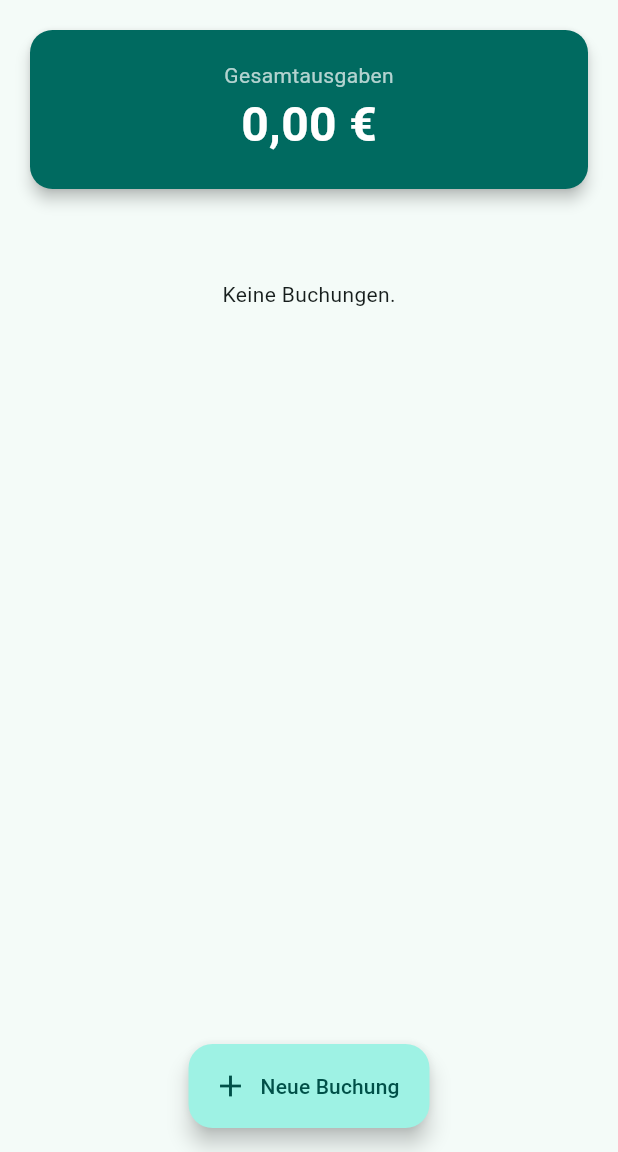
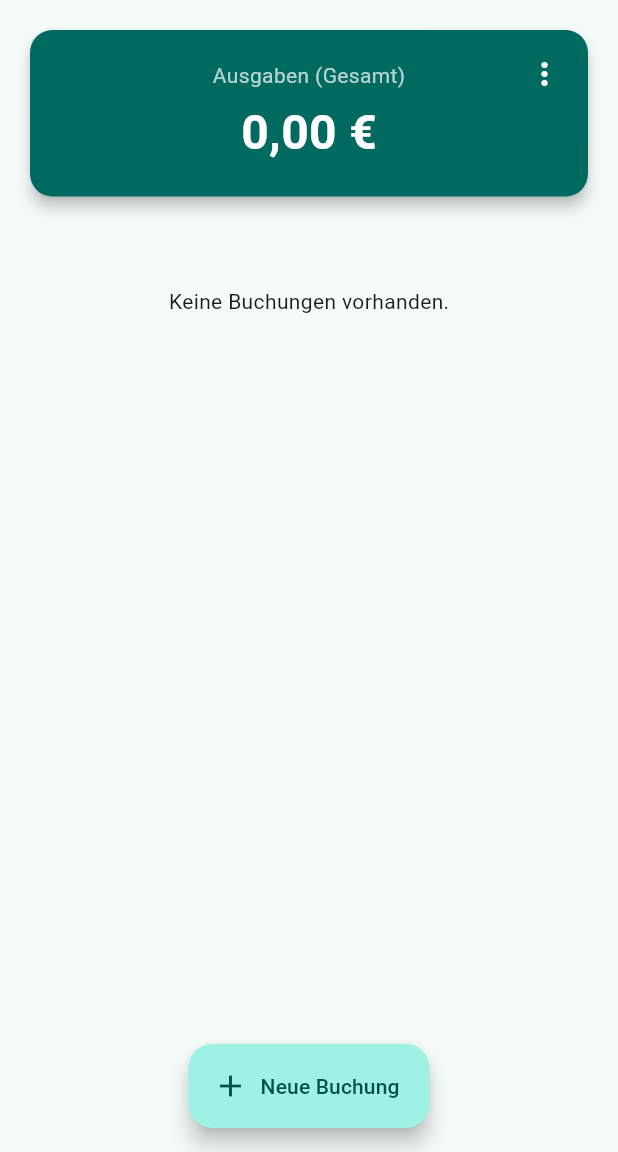
Before and after one commit to Jackmaser/budgety, a Flutter app: the screen it shows after launch, on a phone screen of 412 x 824 dp, the part 84-1236 px from its top. Run offline on Flutter 3.47's test engine with Material 3 defaults, Android fonts, the phone set to English and light mode, and no system bars; our stand-ins replace fl_chart, shared_preferences.

Commit message:
Filter Zeit

```diff
--- a/lib/screens/home_screen.dart
+++ b/lib/screens/home_screen.dart
@@ -12,6 +12,9 @@ import '../widgets/chart_view.dart';
 import 'category_screen.dart';
 import 'settings_screen.dart';
 
+// Die verschiedenen Filter-Modi
+enum FilterType { total, month, quarter, year }
+
 class HomeScreen extends StatefulWidget {
   const HomeScreen({super.key});
 
@@ -25,10 +28,49 @@ class _HomeScreenState extends State<HomeScreen> {
   ChartType _selectedChartType = ChartType.pie;
   CategorySortOption _currentSort = CategorySortOption.custom;
 
+  // Aktueller Filter-Status
+  FilterType _currentFilter = FilterType.total;
+
   @override
   void initState() {
     super.initState();
     _loadData();
+  }
+
+  // --- FILTER LOGIK ---
+  List<Transaction> get _filteredTransactions {
+    final now = DateTime.now();
+    switch (_currentFilter) {
+      case FilterType.month:
+        return _transactions
+            .where(
+                (tx) => tx.date.year == now.year && tx.date.month == now.month)
+            .toList();
+      case FilterType.year:
+        return _transactions.where((tx) => tx.date.year == now.year).toList();
+      case FilterType.quarter:
+        int currentQuarter = (now.month - 1) ~/ 3 + 1;
+        return _transactions.where((tx) {
+          int txQuarter = (tx.date.month - 1) ~/ 3 + 1;
+          return tx.date.year == now.year && txQuarter == currentQuarter;
+        }).toList();
+      case FilterType.total:
+      default:
+        return _transactions;
+    }
+  }
+
+  String get _filterLabel {
+    switch (_currentFilter) {
+      case FilterType.month:
+        return 'Diesen Monat';
+      case FilterType.quarter:
+        return 'Dieses Quartal';
+      case FilterType.year:
+        return 'Dieses Jahr';
+      case FilterType.total:
+        return 'Gesamt';
+    }
   }
 
   // --- SORTIER-LOGIK ---
@@ -43,8 +85,7 @@ class _HomeScreenState extends State<HomeScreen> {
         sorted.sort((a, b) => b.lastModified.compareTo(a.lastModified));
         break;
       case CategorySortOption.custom:
-        sorted
-            .sort((a, b) => a.id.compareTo(b.id)); // Sortierung nach Erstellung
+        sorted.sort((a, b) => a.id.compareTo(b.id));
         break;
     }
     return sorted;
@@ -59,6 +100,7 @@ class _HomeScreenState extends State<HomeScreen> {
         jsonEncode(_transactions.map((t) => t.toMap()).toList()));
     await prefs.setInt('selected_chart_type', _selectedChartType.index);
     await prefs.setInt('category_sort_pref', _currentSort.index);
+    await prefs.setInt('current_filter_pref', _currentFilter.index);
   }
 
   Future<void> _loadData() async {
@@ -67,6 +109,7 @@ class _HomeScreenState extends State<HomeScreen> {
     final txsRaw = prefs.getString('user_transactions');
     final chartIndex = prefs.getInt('selected_chart_type');
     final sortIndex = prefs.getInt('category_sort_pref');
+    final filterIndex = prefs.getInt('current_filter_pref');
 
     setState(() {
       if (catsRaw != null) {
@@ -74,7 +117,6 @@ class _HomeScreenState extends State<HomeScreen> {
             .map((i) => Category.fromMap(i))
             .toList();
       } else {
-        // Standard-Kategorien beim ersten Start
         _categories = [
           Category(
               id: 'c1',
@@ -95,12 +137,10 @@ class _HomeScreenState extends State<HomeScreen> {
             .map((i) => Transaction.fromMap(i))
             .toList();
       }
-      if (chartIndex != null) {
-        _selectedChartType = ChartType.values[chartIndex];
-      }
-      if (sortIndex != null) {
+      if (chartIndex != null) _selectedChartType = ChartType.values[chartIndex];
+      if (sortIndex != null)
         _currentSort = CategorySortOption.values[sortIndex];
-      }
+      if (filterIndex != null) _currentFilter = FilterType.values[filterIndex];
     });
   }
 
@@ -140,13 +180,11 @@ class _HomeScreenState extends State<HomeScreen> {
     _saveData();
   }
 
-  // --- KATEGORIE LOGIK ---
   void _updateCategory(Category updatedCat) {
     final index = _categories.indexWhere((c) => c.id == updatedCat.id);
     if (index >= 0) {
       setState(() {
         _categories[index] = updatedCat;
-        // Transaktionen synchronisieren
         for (int i = 0; i < _transactions.length; i++) {
           if (_transactions[i].category.id == updatedCat.id) {
             _transactions[i] = Transaction(
@@ -176,21 +214,20 @@ class _HomeScreenState extends State<HomeScreen> {
       ];
       _selectedChartType = ChartType.pie;
       _currentSort = CategorySortOption.custom;
+      _currentFilter = FilterType.total;
     });
   }
 
-  // --- FORMULAR ÖFFNEN ---
   void _openTransactionForm({Transaction? tx}) {
     showModalBottomSheet(
       context: context,
       isScrollControlled: true,
       shape: const RoundedRectangleBorder(
-        borderRadius: BorderRadius.vertical(top: Radius.circular(20)),
-      ),
+          borderRadius: BorderRadius.vertical(top: Radius.circular(20))),
       builder: (_) => NewTransaction(
         addTx: _addNewTransaction,
         updateTx: _updateTransaction,
-        categories: _sortedCategories, // Hier die sortierte Liste nutzen
+        categories: _sortedCategories,
         editingTransaction: tx,
       ),
     );
@@ -200,8 +237,11 @@ class _HomeScreenState extends State<HomeScreen> {
   Widget build(BuildContext context) {
     final currencyFormatter =
         NumberFormat.currency(locale: 'de_DE', symbol: '€');
+
+    // WICHTIG: Wir nutzen hier die gefilterte Liste für Summe, Chart und Liste
+    final filteredTxs = _filteredTransactions;
     double totalAmount =
-        _transactions.fold(0.0, (sum, item) => sum + item.amount);
+        filteredTxs.fold(0.0, (sum, item) => sum + item.amount);
 
     return Scaffold(
       appBar: AppBar(
@@ -215,7 +255,10 @@ class _HomeScreenState extends State<HomeScreen> {
           Navigator.of(context).push(MaterialPageRoute(
             builder: (ctx) => CategoryScreen(
               categories: _sortedCategories,
-              onAddCategory: _addCategory,
+              onAddCategory: (c) {
+                setState(() => _categories.add(c));
+                _saveData();
+              },
               onUpdateCategory: _updateCategory,
               onDeleteCategory: (id) {
                 setState(() => _categories.removeWhere((c) => c.id == id));
@@ -240,7 +283,7 @@ class _HomeScreenState extends State<HomeScreen> {
       body: SingleChildScrollView(
         child: Column(
           children: [
-            // Gesamtsumme Karte
+            // Gesamtsumme Karte mit Filter-Menü
             Container(
               width: double.infinity,
               padding: const EdgeInsets.all(16),
@@ -249,12 +292,18 @@ class _HomeScreenState extends State<HomeScreen> {
                 elevation: 4,
                 shape: RoundedRectangleBorder(
                     borderRadius: BorderRadius.circular(15)),
-                child: Padding(
+                child: Stack(
+                  // Stack erlaubt das Positionieren des Menüs oben rechts
+                  children: [
+                    Padding(
                       padding: const EdgeInsets.all(20),
+                      child: Center(
                         child: Column(
                           children: [
-                      const Text('Gesamtausgaben',
-                          style: TextStyle(color: Colors.white70)),
+                            Text('Ausgaben (${_filterLabel})',
+                                style: const TextStyle(
+                                    color: Colors.white70, fontSize: 14)),
+                            const SizedBox(height: 5),
                             Text(
                               currencyFormatter.format(totalAmount),
                               style: const TextStyle(
@@ -266,11 +315,37 @@ class _HomeScreenState extends State<HomeScreen> {
                         ),
                       ),
                     ),
+                    Positioned(
+                      top: 5,
+                      right: 5,
+                      child: PopupMenuButton<FilterType>(
+                        icon: const Icon(Icons.more_vert, color: Colors.white),
+                        tooltip: 'Zeitraum wählen',
+                        onSelected: (FilterType selected) {
+                          setState(() => _currentFilter = selected);
+                          _saveData();
+                        },
+                        itemBuilder: (BuildContext context) => [
+                          const PopupMenuItem(
+                              value: FilterType.month, child: Text('Monat')),
+                          const PopupMenuItem(
+                              value: FilterType.quarter,
+                              child: Text('Quartal')),
+                          const PopupMenuItem(
+                              value: FilterType.year, child: Text('Jahr')),
+                          const PopupMenuItem(
+                              value: FilterType.total, child: Text('Gesamt')),
+                        ],
+                      ),
+                    ),
+                  ],
+                ),
+              ),
             ),
 
-            // Diagramm (scrollt mit)
+            // Diagramm (Nutzt nur gefilterte Daten)
             ChartView(
-              transactions: _transactions,
+              transactions: filteredTxs,
               selectedType: _selectedChartType,
               onTypeChanged: (newType) {
                 setState(() => _selectedChartType = newType);
@@ -278,14 +353,13 @@ class _HomeScreenState extends State<HomeScreen> {
               },
             ),
 
-            // Liste der Buchungen
+            // Liste der Buchungen (Nutzt nur gefilterte Daten)
             TransactionList(
-              transactions: _transactions,
+              transactions: filteredTxs,
               deleteTx: _deleteTransaction,
               onEditTx: (tx) => _openTransactionForm(tx: tx),
             ),
 
-            // Abstand unten für FAB
             const SizedBox(height: 80),
           ],
         ),
@@ -298,9 +372,4 @@ class _HomeScreenState extends State<HomeScreen> {
       ),
     );
   }
-
-  void _addCategory(Category c) {
-    setState(() => _categories.add(c));
-    _saveData();
 }
-}
--- a/lib/widgets/transaction_list.dart
+++ b/lib/widgets/transaction_list.dart
@@ -1,6 +1,7 @@
 import 'package:flutter/material.dart';
 import 'package:intl/intl.dart';
 import '../models/transaction.dart';
+import '../models/category.dart';
 
 class TransactionList extends StatelessWidget {
   final List<Transaction> transactions;
@@ -19,47 +20,99 @@ class TransactionList extends StatelessWidget {
     final currencyFormatter =
         NumberFormat.currency(locale: 'de_DE', symbol: '€');
 
-    return transactions.isEmpty
-        ? const Padding(
+    if (transactions.isEmpty) {
+      return const Padding(
         padding: EdgeInsets.all(40.0),
-            child: Center(child: Text('Keine Buchungen.')),
-          )
-        : ListView.builder(
-            // HIER DIE WICHTIGEN ÄNDERUNGEN:
-            shrinkWrap:
-                true, // Lässt die Liste nur so viel Platz wie nötig einnehmen
-            physics:
-                const NeverScrollableScrollPhysics(), // Deaktiviert das eigene Scrollen der Liste
-            itemCount: transactions.length,
-            itemBuilder: (ctx, i) {
-              final tx = transactions[i];
+        child: Center(child: Text('Keine Buchungen vorhanden.')),
+      );
+    }
+
+    // 1. Gesamtwert aller Ausgaben berechnen für die Prozentanzeige
+    final totalSum = transactions.fold(0.0, (sum, item) => sum + item.amount);
+
+    // 2. Transaktionen nach Kategorien gruppieren
+    Map<String, List<Transaction>> groupedTransactions = {};
+    for (var tx in transactions) {
+      if (!groupedTransactions.containsKey(tx.category.id)) {
+        groupedTransactions[tx.category.id] = [];
+      }
+      groupedTransactions[tx.category.id]!.add(tx);
+    }
+
+    // 3. Die Liste der Kategorien IDs (für den Builder)
+    final categoryIds = groupedTransactions.keys.toList();
+
+    return ListView.builder(
+      shrinkWrap: true,
+      physics: const NeverScrollableScrollPhysics(),
+      itemCount: categoryIds.length,
+      itemBuilder: (ctx, index) {
+        final catId = categoryIds[index];
+        final txsInCat = groupedTransactions[catId]!;
+
+        // Chronologisch sortieren (Neueste zuerst innerhalb der Kategorie)
+        txsInCat.sort((a, b) => b.date.compareTo(a.date));
+
+        final catTotal = txsInCat.fold(0.0, (sum, item) => sum + item.amount);
+        final percentage = (catTotal / totalSum) * 100;
+        final category = txsInCat.first.category;
+
         return Card(
-                margin: const EdgeInsets.symmetric(horizontal: 16, vertical: 5),
-                child: ListTile(
+          margin: const EdgeInsets.symmetric(horizontal: 16, vertical: 6),
+          shape:
+              RoundedRectangleBorder(borderRadius: BorderRadius.circular(12)),
+          child: ExpansionTile(
+            shape: const Border(), // Entfernt die Trennlinien beim Ausklappen
             leading: CircleAvatar(
-                    backgroundColor: tx.category.color.withOpacity(0.2),
-                    child: Icon(tx.category.icon,
-                        color: tx.category.color, size: 20),
+              backgroundColor: category.color.withOpacity(0.2),
+              child: Icon(category.icon, color: category.color, size: 22),
             ),
-                  title: Text(tx.title,
-                      style: const TextStyle(fontWeight: FontWeight.bold)),
-                  subtitle: Text(DateFormat('dd.MM.yyyy').format(tx.date)),
+            title: Text(
+              category.name,
+              style: const TextStyle(fontWeight: FontWeight.bold, fontSize: 16),
+            ),
+            subtitle: Text(
+              '${currencyFormatter.format(catTotal)} • ${percentage.toStringAsFixed(1)}%',
+              style: TextStyle(color: Colors.grey[600], fontSize: 13),
+            ),
+            children: txsInCat.map((tx) {
+              return Column(
+                children: [
+                  const Divider(height: 1, indent: 16, endIndent: 16),
+                  ListTile(
+                    contentPadding:
+                        const EdgeInsets.symmetric(horizontal: 24, vertical: 0),
+                    title: Text(tx.title, style: const TextStyle(fontSize: 14)),
+                    subtitle: Text(
+                      DateFormat('dd.MM.yyyy').format(tx.date),
+                      style: const TextStyle(fontSize: 12),
+                    ),
                     trailing: Row(
                       mainAxisSize: MainAxisSize.min,
                       children: [
-                      Text(currencyFormatter.format(tx.amount),
-                          style: const TextStyle(fontWeight: FontWeight.bold)),
+                        Text(
+                          currencyFormatter.format(tx.amount),
+                          style: const TextStyle(fontWeight: FontWeight.w500),
+                        ),
+                        const SizedBox(width: 8),
                         IconButton(
                           icon: const Icon(Icons.edit,
-                            color: Colors.blue, size: 20),
+                              size: 18, color: Colors.blue),
                           onPressed: () => onEditTx(tx),
+                          visualDensity: VisualDensity.compact,
                         ),
                         IconButton(
-                          icon: const Icon(Icons.delete,
-                              color: Colors.red, size: 20),
-                          onPressed: () => deleteTx(tx.id)),
+                          icon: const Icon(Icons.delete_outline,
+                              size: 18, color: Colors.red),
+                          onPressed: () => deleteTx(tx.id),
+                          visualDensity: VisualDensity.compact,
+                        ),
                       ],
                     ),
+                  ),
+                ],
+              );
+            }).toList(),
           ),
         );
       },
```
Lines whose indentation alone changed are shown as unchanged.
